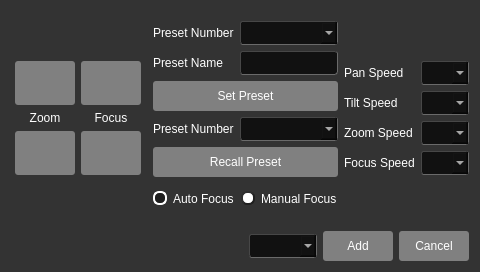
nospam2k/Sony-PTZ-Controller, file presetsetupdlg.ui: the form before one commit; both pictures show x 212 to 692 and y 0 to 272 of the 692 by 272 pixel window.
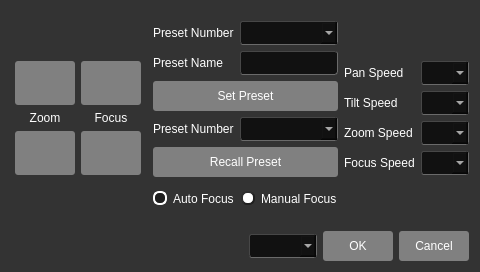
The form after the commit. Icons and pictures are not drawn.

```diff
--- a/presetsetupdlg.ui
+++ b/presetsetupdlg.ui
@@ -733,7 +733,7 @@
      <item>
       <widget class="QPushButton" name="pushButton_2">
        <property name="text">
-        <string>Add</string>
+        <string>OK</string>
        </property>
       </widget>
      </item>
```
Left out of the diff: 46 changed lines with no effect on the pictures.
